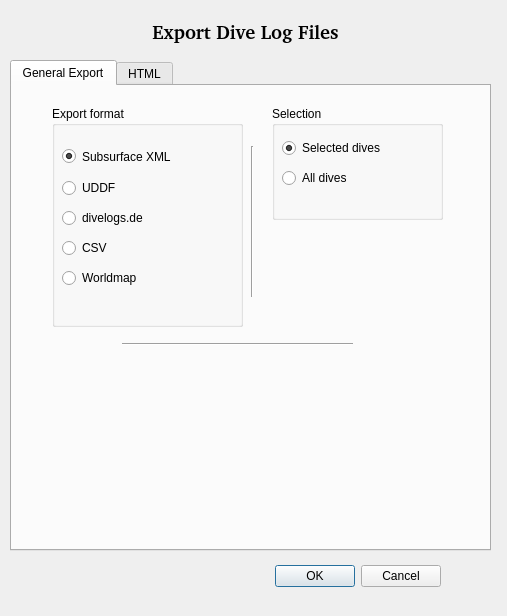
Old version of the form qt-ui/divelogexportdialog.ui in the repository subsurface/subsurface.
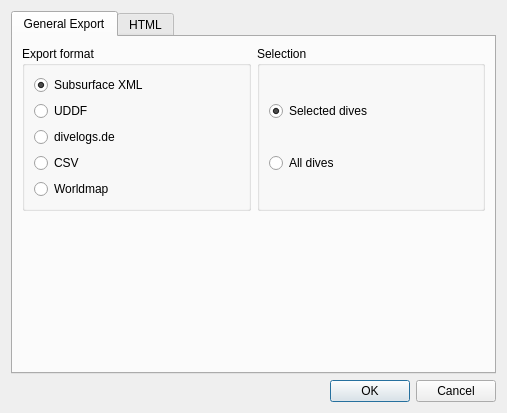
New version of the form.

Commit message: Fix layout of Dive Export

```diff
--- a/qt-ui/divelogexportdialog.ui
+++ b/qt-ui/divelogexportdialog.ui
@@ -7,37 +7,15 @@
     <x>0</x>
     <y>0</y>
     <width>507</width>
-    <height>616</height>
+    <height>413</height>
    </rect>
   </property>
   <property name="windowTitle">
    <string>Export Dive Log Files</string>
   </property>
-  <widget class="QDialogButtonBox" name="buttonBox">
-   <property name="geometry">
-    <rect>
-     <x>30</x>
-     <y>560</y>
-     <width>411</width>
-     <height>32</height>
-    </rect>
-   </property>
-   <property name="orientation">
-    <enum>Qt::Horizontal</enum>
-   </property>
-   <property name="standardButtons">
-    <set>QDialogButtonBox::Cancel|QDialogButtonBox::Ok</set>
-   </property>
-  </widget>
+  <layout class="QGridLayout" name="gridLayout">
+   <item row="0" column="0">
   <widget class="QTabWidget" name="tabWidget">
-   <property name="geometry">
-    <rect>
-     <x>10</x>
-     <y>60</y>
-     <width>481</width>
-     <height>491</height>
-    </rect>
-   </property>
    <property name="currentIndex">
     <number>0</number>
    </property>
@@ -45,72 +23,34 @@
     <attribute name="title">
      <string>General Export</string>
     </attribute>
-    <widget class="QGroupBox" name="exportSelection">
-     <property name="geometry">
-      <rect>
-       <x>260</x>
-       <y>20</y>
-       <width>171</width>
-       <height>114</height>
-      </rect>
-     </property>
-     <property name="title">
-      <string>Selection</string>
-     </property>
-     <widget class="QRadioButton" name="exportSelected">
-      <property name="enabled">
-       <bool>true</bool>
-      </property>
-      <property name="geometry">
-       <rect>
-        <x>10</x>
-        <y>30</y>
-        <width>151</width>
-        <height>24</height>
-       </rect>
-      </property>
-      <property name="text">
-       <string>Selected dives</string>
-      </property>
-      <property name="checked">
-       <bool>true</bool>
-      </property>
-     </widget>
-     <widget class="QRadioButton" name="exportAll">
-      <property name="geometry">
-       <rect>
-        <x>10</x>
-        <y>60</y>
-        <width>110</width>
-        <height>24</height>
-       </rect>
-      </property>
-      <property name="text">
-       <string>All dives</string>
-      </property>
-     </widget>
-    </widget>
+      <layout class="QGridLayout" name="gridLayout_2">
+       <item row="0" column="0">
     <widget class="QGroupBox" name="exportFormat">
-     <property name="geometry">
-      <rect>
-       <x>40</x>
-       <y>20</y>
-       <width>191</width>
-       <height>221</height>
-      </rect>
-     </property>
      <property name="title">
       <string>Export format</string>
      </property>
+         <layout class="QVBoxLayout" name="verticalLayout_2">
+          <item>
+           <widget class="QRadioButton" name="exportSubsurfaceXML">
+            <property name="maximumSize">
+             <size>
+              <width>171</width>
+              <height>16777215</height>
+             </size>
+            </property>
+            <property name="text">
+             <string>Subsurface XML</string>
+            </property>
+            <property name="checked">
+             <bool>true</bool>
+            </property>
+            <attribute name="buttonGroup">
+             <string notr="true">exportGroup</string>
+            </attribute>
+           </widget>
+          </item>
+          <item>
      <widget class="QRadioButton" name="exportUDDF">
-      <property name="geometry">
-       <rect>
-        <x>10</x>
-        <y>70</y>
-        <width>110</width>
-        <height>24</height>
-       </rect>
-      </property>
       <property name="maximumSize">
        <size>
         <width>110</width>
@@ -127,15 +67,9 @@
        <string notr="true">exportGroup</string>
       </attribute>
      </widget>
+          </item>
+          <item>
      <widget class="QRadioButton" name="exportDivelogs">
-      <property name="geometry">
-       <rect>
-        <x>10</x>
-        <y>100</y>
-        <width>131</width>
-        <height>24</height>
-       </rect>
-      </property>
       <property name="text">
        <string>divelogs.de</string>
       </property>
@@ -143,15 +77,9 @@
        <string notr="true">exportGroup</string>
       </attribute>
      </widget>
+          </item>
+          <item>
      <widget class="QRadioButton" name="exportCSV">
-      <property name="geometry">
-       <rect>
-        <x>10</x>
-        <y>130</y>
-        <width>110</width>
-        <height>24</height>
-       </rect>
-      </property>
       <property name="text">
        <string>CSV</string>
       </property>
@@ -159,15 +87,9 @@
        <string notr="true">exportGroup</string>
       </attribute>
      </widget>
+          </item>
+          <item>
      <widget class="QRadioButton" name="exportWorldMap">
-      <property name="geometry">
-       <rect>
-        <x>10</x>
-        <y>160</y>
-        <width>171</width>
-        <height>24</height>
-       </rect>
-      </property>
       <property name="text">
        <string>Worldmap</string>
       </property>
@@ -175,40 +97,58 @@
        <string notr="true">exportGroup</string>
       </attribute>
      </widget>
-     <widget class="QRadioButton" name="exportSubsurfaceXML">
-      <property name="geometry">
-       <rect>
-        <x>10</x>
-        <y>40</y>
-        <width>171</width>
-        <height>21</height>
-       </rect>
-      </property>
-      <property name="maximumSize">
-       <size>
-        <width>171</width>
-        <height>16777215</height>
-       </size>
+          </item>
+         </layout>
+        </widget>
+       </item>
+       <item row="0" column="1">
+        <widget class="QGroupBox" name="exportSelection">
+         <property name="title">
+          <string>Selection</string>
+         </property>
+         <layout class="QVBoxLayout" name="verticalLayout_3">
+          <item>
+           <widget class="QRadioButton" name="exportSelected">
+            <property name="enabled">
+             <bool>true</bool>
       </property>
       <property name="text">
-       <string>Subsurface XML</string>
+             <string>Selected dives</string>
       </property>
       <property name="checked">
        <bool>true</bool>
       </property>
-      <attribute name="buttonGroup">
-       <string notr="true">exportGroup</string>
-      </attribute>
-     </widget>
-    </widget>
+           </widget>
+          </item>
+          <item>
+           <widget class="QRadioButton" name="exportAll">
+            <property name="text">
+             <string>All dives</string>
+            </property>
+           </widget>
+          </item>
+         </layout>
+        </widget>
+       </item>
+       <item row="1" column="0" colspan="2">
     <widget class="QLabel" name="description">
-     <property name="geometry">
-      <rect>
-       <x>60</x>
-       <y>310</y>
-       <width>341</width>
-       <height>91</height>
-      </rect>
+         <property name="sizePolicy">
+          <sizepolicy hsizetype="Minimum" vsizetype="Minimum">
+           <horstretch>0</horstretch>
+           <verstretch>0</verstretch>
+          </sizepolicy>
+         </property>
+         <property name="minimumSize">
+          <size>
+           <width>0</width>
+           <height>100</height>
+          </size>
+         </property>
+         <property name="maximumSize">
+          <size>
+           <width>16777215</width>
+           <height>100</height>
+          </size>
      </property>
      <property name="text">
       <string/>
@@ -217,49 +157,97 @@
       <bool>true</bool>
      </property>
     </widget>
-    <widget class="Line" name="line">
-     <property name="geometry">
-      <rect>
-       <x>110</x>
-       <y>250</y>
-       <width>231</width>
-       <height>16</height>
-      </rect>
-     </property>
-     <property name="orientation">
-      <enum>Qt::Horizontal</enum>
-     </property>
-    </widget>
-    <widget class="Line" name="line_3">
-     <property name="geometry">
-      <rect>
-       <x>230</x>
-       <y>60</y>
-       <width>20</width>
-       <height>151</height>
-      </rect>
-     </property>
+       </item>
+       <item row="2" column="0">
+        <spacer name="verticalSpacer_2">
      <property name="orientation">
       <enum>Qt::Vertical</enum>
      </property>
-    </widget>
+         <property name="sizeHint" stdset="0">
+          <size>
+           <width>20</width>
+           <height>40</height>
+          </size>
+         </property>
+        </spacer>
+       </item>
+      </layout>
    </widget>
    <widget class="QWidget" name="HTML_tab">
     <attribute name="title">
      <string>HTML</string>
     </attribute>
+      <layout class="QVBoxLayout" name="verticalLayout">
+       <item>
+        <widget class="QGroupBox" name="GeneralOptions">
+         <property name="title">
+          <string>General Settings</string>
+         </property>
+         <layout class="QGridLayout" name="gridLayout_3">
+          <item row="0" column="0">
+           <widget class="QCheckBox" name="checkBox">
+            <property name="text">
+             <string>Order dives from 0</string>
+            </property>
+           </widget>
+          </item>
+          <item row="0" column="1">
+           <widget class="QRadioButton" name="exportSelectedDives">
+            <property name="minimumSize">
+             <size>
+              <width>117</width>
+              <height>0</height>
+             </size>
+            </property>
+            <property name="text">
+             <string>Selected Dives</string>
+            </property>
+            <property name="checked">
+             <bool>true</bool>
+            </property>
+            <attribute name="buttonGroup">
+             <string notr="true">buttonGroup</string>
+            </attribute>
+           </widget>
+          </item>
+          <item row="1" column="0">
+           <widget class="QCheckBox" name="checkBox_2">
+            <property name="text">
+             <string>Minimum Javascript</string>
+            </property>
+           </widget>
+          </item>
+          <item row="1" column="1">
+           <widget class="QRadioButton" name="exportAllDives">
+            <property name="minimumSize">
+             <size>
+              <width>117</width>
+              <height>0</height>
+             </size>
+            </property>
+            <property name="text">
+             <string>All Dives</string>
+            </property>
+            <attribute name="buttonGroup">
+             <string notr="true">buttonGroup</string>
+            </attribute>
+           </widget>
+          </item>
+          <item row="2" column="0">
+           <widget class="QCheckBox" name="checkBox_3">
+            <property name="text">
+             <string>Dive List only</string>
+            </property>
+           </widget>
+          </item>
+         </layout>
+        </widget>
+       </item>
+       <item>
     <widget class="QGroupBox" name="advanceOptions">
      <property name="enabled">
       <bool>true</bool>
      </property>
-     <property name="geometry">
-      <rect>
-       <x>20</x>
-       <y>240</y>
-       <width>441</width>
-       <height>191</height>
-      </rect>
-     </property>
      <property name="title">
       <string>Style Options</string>
      </property>
@@ -269,46 +257,25 @@
      <property name="checked">
       <bool>false</bool>
      </property>
-     <widget class="QWidget" name="layoutWidget1">
-      <property name="geometry">
-       <rect>
-        <x>10</x>
-        <y>40</y>
-        <width>291</width>
-        <height>29</height>
-       </rect>
-      </property>
-      <layout class="QHBoxLayout" name="fontLayout">
-       <item>
+         <layout class="QFormLayout" name="formLayout">
+          <item row="0" column="0">
         <widget class="QLabel" name="fontLabel">
          <property name="text">
           <string>Font</string>
          </property>
         </widget>
        </item>
-       <item>
+          <item row="0" column="1">
         <widget class="QComboBox" name="fontSelection"/>
        </item>
-      </layout>
-     </widget>
-     <widget class="QWidget" name="layoutWidget2">
-      <property name="geometry">
-       <rect>
-        <x>10</x>
-        <y>80</y>
-        <width>291</width>
-        <height>29</height>
-       </rect>
-      </property>
-      <layout class="QHBoxLayout" name="fontSizeLayout">
-       <item>
+          <item row="1" column="0">
         <widget class="QLabel" name="fontSizeLabel">
          <property name="text">
           <string>Font size</string>
          </property>
         </widget>
        </item>
-       <item>
+          <item row="1" column="1">
         <widget class="QComboBox" name="fontSizeSelection">
          <property name="currentIndex">
           <number>3</number>
@@ -350,26 +317,14 @@
          </item>
         </widget>
        </item>
-      </layout>
-     </widget>
-     <widget class="QWidget" name="layoutWidget3">
-      <property name="geometry">
-       <rect>
-        <x>10</x>
-        <y>120</y>
-        <width>291</width>
-        <height>29</height>
-       </rect>
-      </property>
-      <layout class="QHBoxLayout" name="ThemeLayout">
-       <item>
+          <item row="2" column="0">
         <widget class="QLabel" name="themeLabel">
          <property name="text">
           <string>Theme</string>
          </property>
         </widget>
        </item>
-       <item>
+          <item row="2" column="1">
         <widget class="QComboBox" name="themeSelection">
          <property name="currentIndex">
           <number>0</number>
@@ -388,142 +343,35 @@
        </item>
       </layout>
      </widget>
-    </widget>
-    <widget class="QGroupBox" name="GeneralOptions">
-     <property name="geometry">
-      <rect>
-       <x>20</x>
-       <y>20</y>
-       <width>441</width>
-       <height>201</height>
-      </rect>
-     </property>
-     <property name="title">
-      <string>General Settings</string>
-     </property>
-     <widget class="Line" name="line_2">
-      <property name="geometry">
-       <rect>
-        <x>210</x>
-        <y>40</y>
-        <width>20</width>
-        <height>141</height>
-       </rect>
-      </property>
+       </item>
+       <item>
+        <spacer name="verticalSpacer">
       <property name="orientation">
        <enum>Qt::Vertical</enum>
       </property>
-     </widget>
-     <widget class="QWidget" name="layoutWidget5">
-      <property name="geometry">
-       <rect>
-        <x>10</x>
-        <y>50</y>
-        <width>191</width>
-        <height>80</height>
-       </rect>
-      </property>
-      <layout class="QVBoxLayout" name="additionalOptions">
-       <item>
-        <widget class="QCheckBox" name="checkBox">
-         <property name="text">
-          <string>Order dives from 0</string>
-         </property>
-        </widget>
+         <property name="sizeHint" stdset="0">
+          <size>
+           <width>20</width>
+           <height>40</height>
+          </size>
+         </property>
+        </spacer>
        </item>
-       <item>
-        <widget class="QCheckBox" name="checkBox_2">
-         <property name="text">
-          <string>Minimum Javascript</string>
-         </property>
-        </widget>
-       </item>
-       <item>
-        <widget class="QCheckBox" name="checkBox_3">
-         <property name="text">
-          <string>Dive List only</string>
-         </property>
-        </widget>
-       </item>
       </layout>
      </widget>
-     <widget class="QWidget" name="layoutWidget">
-      <property name="geometry">
-       <rect>
-        <x>250</x>
-        <y>50</y>
-        <width>132</width>
-        <height>52</height>
-       </rect>
-      </property>
-      <layout class="QVBoxLayout" name="verticalLayout">
-       <item>
-        <widget class="QRadioButton" name="exportSelectedDives">
-         <property name="minimumSize">
-          <size>
-           <width>117</width>
-           <height>0</height>
-          </size>
-         </property>
-         <property name="text">
-          <string>Selected Dives</string>
-         </property>
-         <property name="checked">
-          <bool>true</bool>
-         </property>
-         <attribute name="buttonGroup">
-          <string notr="true">buttonGroup</string>
-         </attribute>
-        </widget>
-       </item>
-       <item>
-        <widget class="QRadioButton" name="exportAllDives">
-         <property name="minimumSize">
-          <size>
-           <width>117</width>
-           <height>0</height>
-          </size>
-         </property>
-         <property name="text">
-          <string>All Dives</string>
-         </property>
-         <attribute name="buttonGroup">
-          <string notr="true">buttonGroup</string>
-         </attribute>
+    </widget>
+   </item>
+   <item row="1" column="0">
+    <widget class="QDialogButtonBox" name="buttonBox">
+     <property name="orientation">
+      <enum>Qt::Horizontal</enum>
+     </property>
+     <property name="standardButtons">
+      <set>QDialogButtonBox::Cancel|QDialogButtonBox::Ok</set>
+     </property>
         </widget>
        </item>
       </layout>
-     </widget>
-    </widget>
-   </widget>
-  </widget>
-  <widget class="QLabel" name="label_3">
-   <property name="geometry">
-    <rect>
-     <x>0</x>
-     <y>20</y>
-     <width>491</width>
-     <height>23</height>
-    </rect>
-   </property>
-   <property name="font">
-    <font>
-     <family>Droid Sans [unknown]</family>
-     <pointsize>14</pointsize>
-     <weight>75</weight>
-     <bold>true</bold>
-    </font>
-   </property>
-   <property name="frameShape">
-    <enum>QFrame::NoFrame</enum>
-   </property>
-   <property name="text">
-    <string>Export Dive Log Files</string>
-   </property>
-   <property name="alignment">
-    <set>Qt::AlignCenter</set>
-   </property>
-  </widget>
  </widget>
  <resources/>
  <connections>
```
Lines whose indentation alone changed are shown as unchanged.
